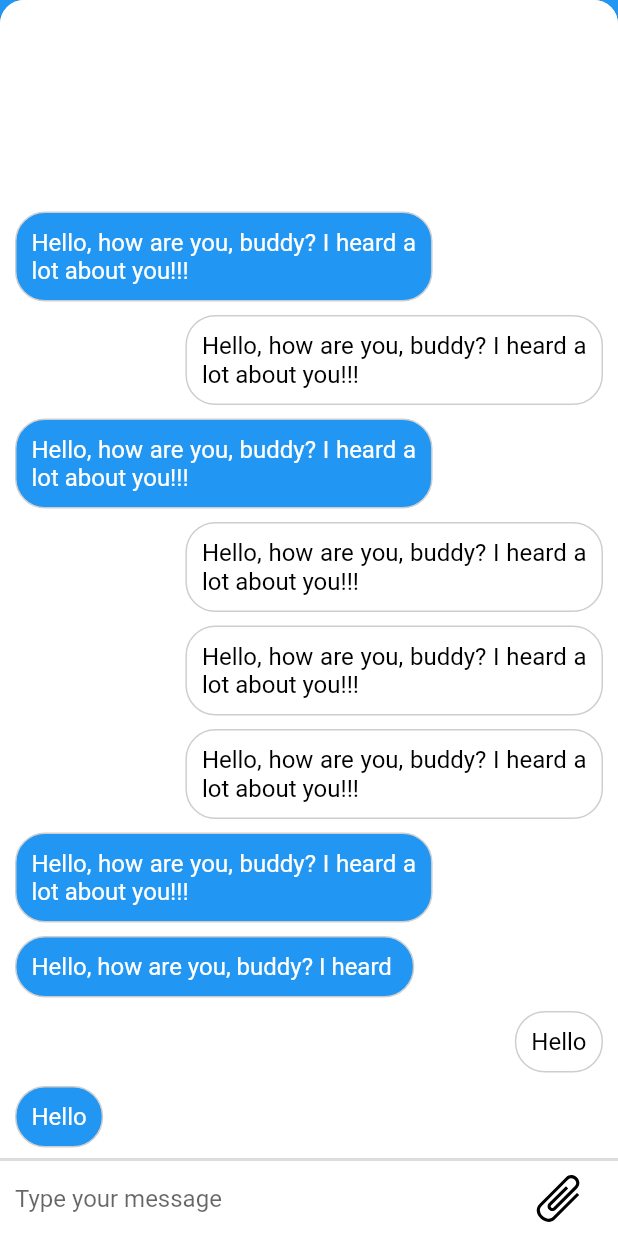
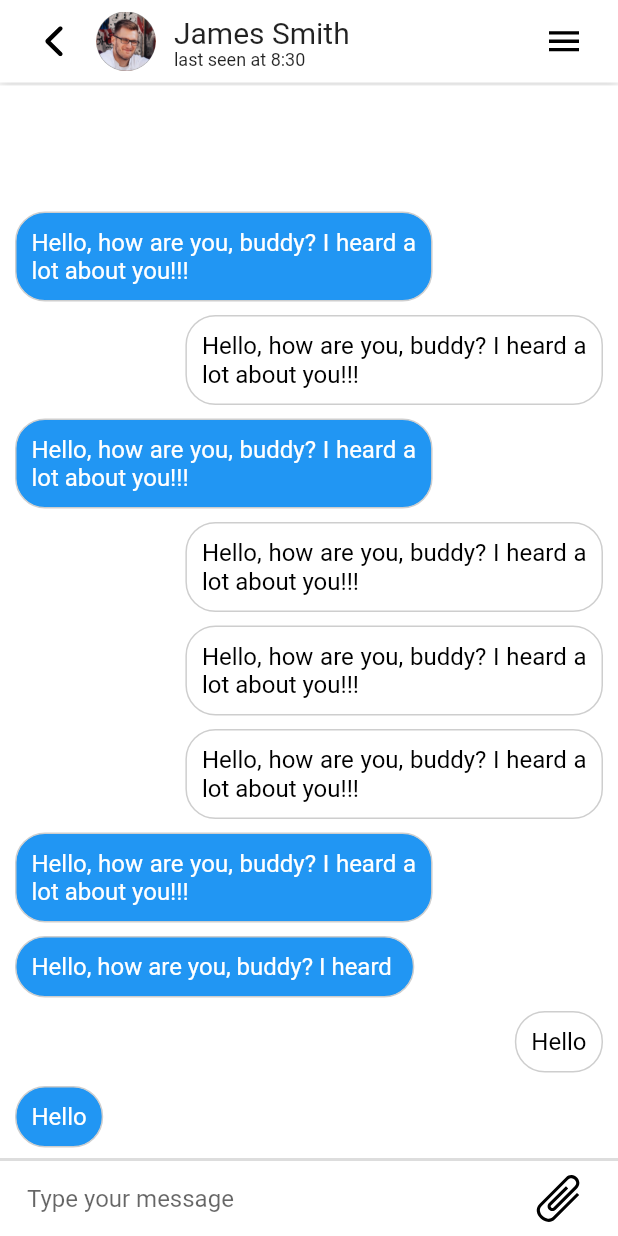
Before and after one commit to mumiyasss/CatchMe-Dart, a Flutter app: the screen it shows after launch, after a tap on "Kolya Grebnev", on a phone screen of 412 x 824 dp. Run offline on Flutter 3.47's test engine with Material 2 defaults, Android fonts, the phone set to English and light mode, and no system bars; drawn by our look-alikes of backdrop; our stand-ins replace flutter_svg.

Commit message:
New App Bar. Improvements

```diff
--- a/lib/main.dart
+++ b/lib/main.dart
@@ -13,9 +13,9 @@ class MyApp extends StatelessWidget {
   // This widget is the root of your application.
   @override
   Widget build(BuildContext context) {
-    // SystemChrome.setSystemUIOverlayStyle(SystemUiOverlayStyle.dark.copyWith(
-    //   statusBarColor: Colors.white, //or set color with: Color(0xFF0000FF)
-    // ));
+    SystemChrome.setSystemUIOverlayStyle(SystemUiOverlayStyle.dark.copyWith(
+      statusBarColor: Colors.white, //or set color with: Color(0xFF0000FF)
+    ));
     return MaterialApp(
       title: 'Flutter Demo',
       theme: ThemeData(
--- a/lib/ui/chatscreen/ChatScreenView.dart
+++ b/lib/ui/chatscreen/ChatScreenView.dart
@@ -4,10 +4,10 @@ import 'package:flutter/material.dart';
 import 'package:flutter_svg/flutter_svg.dart';
 
 class ChatScreenView extends StatelessWidget {
-
   final title = Row(
     children: <Widget>[
       Container(
+        margin: EdgeInsets.only(left: 18),
         width: 40,
         height: 40,
         decoration: BoxDecoration(
@@ -16,12 +16,15 @@ class ChatScreenView extends StatelessWidget {
         //child: profilePhoto
       ),
       Padding(
-            padding: const EdgeInsets.only(left: 12.0, top: 8.0, bottom: 8.0),
+        padding: const EdgeInsets.only(left: 12.0, top: 10.0, bottom: 8.0),
         child: Column(
           crossAxisAlignment: CrossAxisAlignment.start,
           children: <Widget>[
             Text("James Smith", style: TextStyle(fontSize: 20)),
-                Text('last seen at 8:30', style: TextStyle(fontSize: 12),)
+            Text(
+              'last seen at 8:30',
+              style: TextStyle(fontSize: 12),
+            )
           ],
         ),
       ),
@@ -30,19 +33,38 @@ class ChatScreenView extends StatelessWidget {
 
   @override
   Widget build(BuildContext context) {
-    return BackdropScaffold(
-      frontLayerBorderRadius: const BorderRadius.only(
-      topLeft: Radius.circular(16.0),
-      topRight: Radius.circular(16.0),
+    final appBar = Container(
+      height: 55,
+      padding: EdgeInsets.symmetric(horizontal: 26),
+      margin: EdgeInsets.only(bottom: 2),
+      //color: Color(0x22000000),
+      decoration: BoxDecoration(color: Colors.white, boxShadow: [
+        BoxShadow(offset: Offset(0, 2), blurRadius: 5, color: Color(0x22000000))
+      ]),
+      child: Row(
+        mainAxisAlignment: MainAxisAlignment.start,
+        children: <Widget>[
+          SvgPicture.asset(
+            'assets/ic_back.svg',
+            width: 20,
+            height: 20,
           ),
-      iconPosition: BackdropIconPosition.action,
-      title: title,
-      backLayer: Center(),
-      frontLayer: SafeArea(
+          Expanded(child: title),
+          SvgPicture.asset(
+            'assets/ic_hamm.svg',
+            width: 20,
+            height: 20,
+          ),
+        ],
+      ),
+    );
+
+    return Scaffold(
+      body: SafeArea(
         child: Column(
           mainAxisAlignment: MainAxisAlignment.end,
           children: <Widget>[
-
+            appBar,
             Flexible(
               child: GestureDetector(
                 onTap: () =>
@@ -151,7 +173,7 @@ class _MessageFieldState extends State<MessageField> {
           children: <Widget>[
             Expanded(
               child: Padding(
-                padding: EdgeInsets.only(left: 10),
+                padding: EdgeInsets.only(left: 18),
                 child: TextField(
                   keyboardType: TextInputType.text,
                   onChanged: (text) {
```
Also changed, not shown: assets/ic_back.svg (added), assets/ic_hamm.svg (added). Lines whose indentation alone changed are shown as unchanged.
